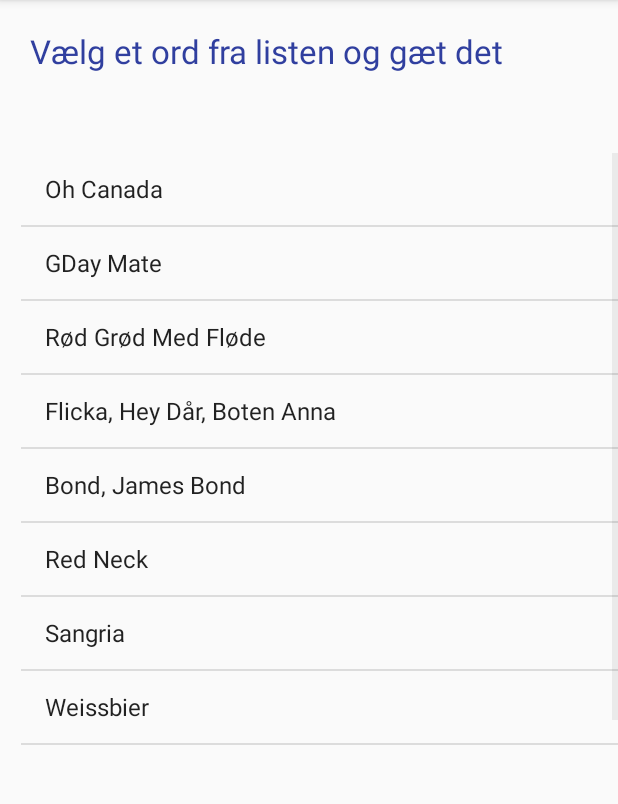
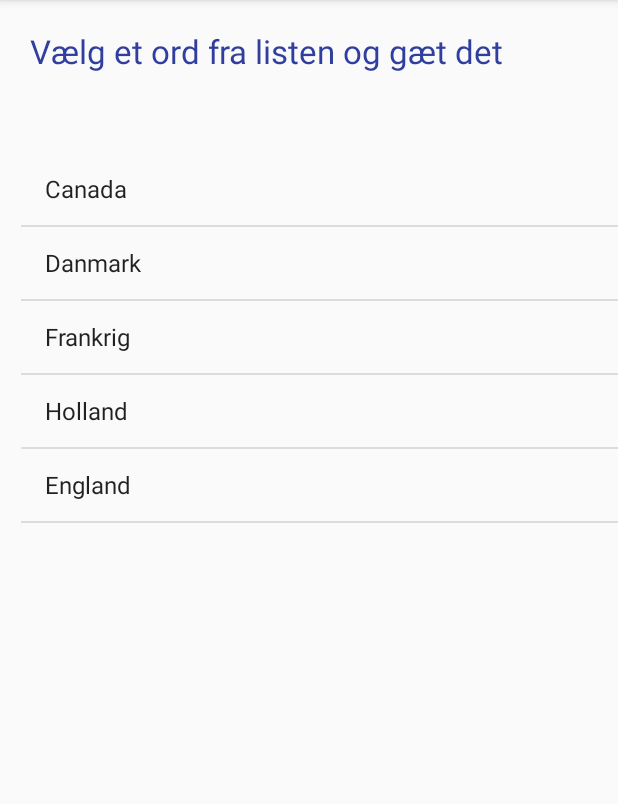
Before and after one commit to nicovahman/SplashProjekt, an Android app: the guessGame screen opened directly, with no data from a screen before it, on a phone screen of 412 x 824 dp, the part 84-888 px from its top. Run offline under Robolectric (Android 15) with nearby library versions, the phone set to English and light mode, and no system bars; network calls fail.

Commit message:
Der kan nu vælges noget fra en liste, så der kommes videre til næste intent. Det skal nu være muligt at gætte ordet derfra.

```diff
--- a/app/build.gradle
+++ b/app/build.gradle
@@ -29,4 +29,5 @@ dependencies {
     androidTestImplementation 'com.android.support.test.espresso:espresso-core:3.0.2'
     implementation 'com.android.support:recyclerview-v7:28.0.0'
 
+
 }
--- a/app/src/main/AndroidManifest.xml
+++ b/app/src/main/AndroidManifest.xml
@@ -25,7 +25,8 @@
         <activity android:name=".AlmindeligtSpil" />
         <activity android:name=".vinderscreen" />
         <activity android:name=".taberscreen" />
-        <activity android:name=".guessGame"></activity>
+        <activity android:name=".guessGame"/>
+        <activity android:name=".guess2" android:parentActivityName=".guessGame"/>
     </application>
 
 </manifest>
--- a/app/src/main/java/com/example/nicolasvahman/splashprojekt/guessGame.java
+++ b/app/src/main/java/com/example/nicolasvahman/splashprojekt/guessGame.java
@@ -1,22 +1,19 @@
 package com.example.nicolasvahman.splashprojekt;
 
-import android.content.DialogInterface;
+import android.content.Intent;
 import android.os.Bundle;
-import android.support.v7.app.AlertDialog;
 import android.support.v7.app.AppCompatActivity;
 import android.view.View;
 import android.widget.AdapterView;
 import android.widget.ArrayAdapter;
 import android.widget.EditText;
 import android.widget.ListView;
-import android.widget.Toast;
-
-import java.util.ArrayList;
 
 public class guessGame extends AppCompatActivity {
 
     ListView listView;
     EditText input;
+    Intent myIntent;
 
 
     @Override
@@ -24,55 +21,39 @@ public class guessGame extends AppCompatActivity {
         super.onCreate(savedInstanceState);
         setContentView(R.layout.activity_guess_game);
 
+        myIntent = new Intent(guessGame.this, guess2.class);
+        listView = findViewById(R.id.listviewGame);
 
-        listView = (ListView) findViewById(R.id.listviewGame);
-        final ArrayList<String> arrayList = new ArrayList<>();
+        String[] myData = {"Canada", "Danmark", "Frankrig","Holland", "England"};
 
+        ArrayAdapter<String> myAdapter = new ArrayAdapter<>(this, android.R.layout.simple_list_item_1, myData);
 
-        arrayList.add("Oh Canada");
-        arrayList.add("GDay Mate");
-        arrayList.add("Rød Grød Med Fløde");
-        arrayList.add("Flicka, Hey Dår, Boten Anna");
-        arrayList.add("Bond, James Bond");
-        arrayList.add("Red Neck");
-        arrayList.add("Sangria");
-        arrayList.add("Weissbier");
-        arrayList.add("Crossaint");
-
-        ArrayAdapter arrayAdapter = new ArrayAdapter(this, android.R.layout.simple_list_item_1, arrayList);
-
-        listView.setAdapter(arrayAdapter);
-
-
-        listView.setOnItemClickListener(new AdapterView.OnItemClickListener() {
-            @Override
-            public void onItemClick(AdapterView<?> parent, View view, int position, long id) {
-                //Toast.makeText(guessGame.this,"Du har trykket på:" + " " + arrayList.get(position),Toast.LENGTH_SHORT).show();
-
-                AlertDialog.Builder builder = new AlertDialog.Builder(guessGame.this);
-                builder.setTitle("Gæt ordet");
-                builder.setMessage("Du skal gætte ordet " + arrayList.get(position));
-
-                input = new EditText(guessGame.this);
-                builder.setView(input);
-
-                builder.setPositiveButton("Gæt", new DialogInterface.OnClickListener() {
-                    @Override
-                    public void onClick(DialogInterface dialog, int which) {
-                        String tekst = input.getText().toString();
-                        Toast.makeText(getApplicationContext(), tekst, Toast.LENGTH_SHORT).show();
-                    }
-                });
-                }
+      listView.setAdapter(myAdapter);
+      listView.setOnItemClickListener(listclick);
 
 
 
 
 
-        });
+
+
+
+
 
     }
 
 
+    private AdapterView.OnItemClickListener listclick = new AdapterView.OnItemClickListener() {
+        @Override
+        public void onItemClick(AdapterView<?> parent, View view, int position, long id) {
+
+            String item = (String) listView.getItemAtPosition(position).toString();
+            myIntent.putExtra("et", item);
+            startActivity(myIntent);
+
+        }
+    };
+
+
 
 }
--- a/app/src/main/java/com/example/nicolasvahman/splashprojekt/vinderscreen.java
+++ b/app/src/main/java/com/example/nicolasvahman/splashprojekt/vinderscreen.java
@@ -23,11 +23,13 @@ public class vinderscreen extends AppCompatActivity {
 
 
 
+
     @Override
     protected void onCreate(Bundle savedInstanceState) {
         super.onCreate(savedInstanceState);
         setContentView(R.layout.activity_vinderscreen);
         getSupportActionBar().hide();
+
         navnet = findViewById(R.id.hello);
 
         final MediaPlayer mediaPlayer = MediaPlayer.create(vinderscreen.this, R.raw.klap);
@@ -87,4 +89,6 @@ public class vinderscreen extends AppCompatActivity {
         overridePendingTransition(R.anim.slide_in_right, R.anim.slide_out_left);
     }
 
+
+
 }
--- a/app/src/main/res/layout/activity_vinderscreen.xml
+++ b/app/src/main/res/layout/activity_vinderscreen.xml
@@ -50,4 +50,6 @@
 
 
 
+
+
 </RelativeLayout>
```
Also changed, not shown: app/src/main/java/com/example/nicolasvahman/splashprojekt/guess2.java (added, +58 -0 lines), app/src/main/res/layout/activity_guess2.xml (added, +46 -0 lines).
